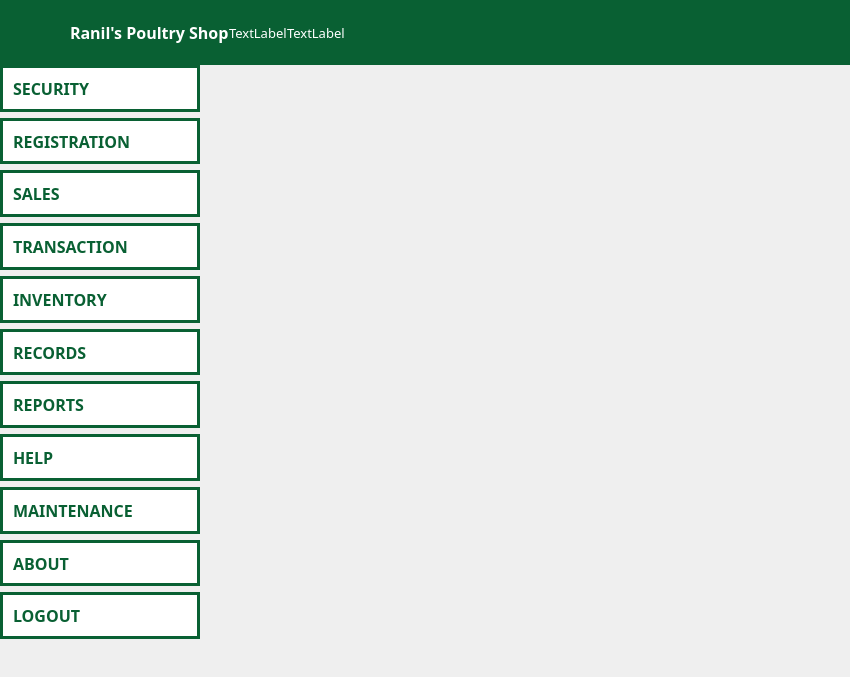
Before: the Qt Designer form Screens/MainMenu.ui in Bideiro/Ranil_project_py, drawn with Qt 5.
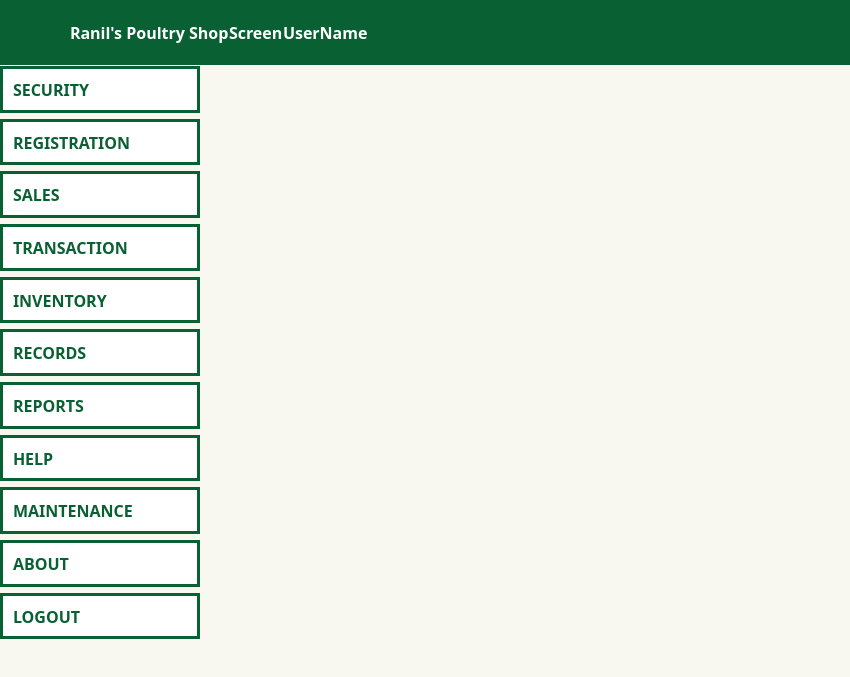
After: the same form once the commit is applied. Icons and pictures are not drawn.

What changed in the file:
```diff
--- a/Screens/MainMenu.ui
+++ b/Screens/MainMenu.ui
@@ -24,6 +24,10 @@
   <widget class="QWidget" name="centralwidget">
    <property name="styleSheet">
     <string notr="true">/*Nav Bar*/
+#widget_2, #sideBar, #stackedWidget{
+background-color: #F8F8F0;
+}
+
 #top_bar{
 	background-color: #096033;
 }
@@ -191,11 +195,12 @@
          <property name="font">
           <font>
            <family>DM Sans</family>
-           <pointsize>10</pointsize>
+           <pointsize>12</pointsize>
+           <bold>true</bold>
           </font>
          </property>
          <property name="text">
-          <string>TextLabel</string>
+          <string>Screen</string>
          </property>
         </widget>
        </item>
@@ -204,11 +209,12 @@
          <property name="font">
           <font>
            <family>DM Sans</family>
-           <pointsize>10</pointsize>
+           <pointsize>12</pointsize>
+           <bold>true</bold>
           </font>
          </property>
          <property name="text">
-          <string>TextLabel</string>
+          <string>UserName</string>
          </property>
         </widget>
        </item>
@@ -263,7 +269,7 @@
         <number>0</number>
        </property>
        <property name="topMargin">
-        <number>0</number>
+        <number>1</number>
        </property>
        <property name="rightMargin">
         <number>0</number>
@@ -315,7 +321,7 @@
             <x>0</x>
             <y>0</y>
             <width>200</width>
-            <height>612</height>
+            <height>611</height>
            </rect>
           </property>
           <property name="sizePolicy">
```
Left out of the diff: 2 changed lines with no effect on the pictures.
